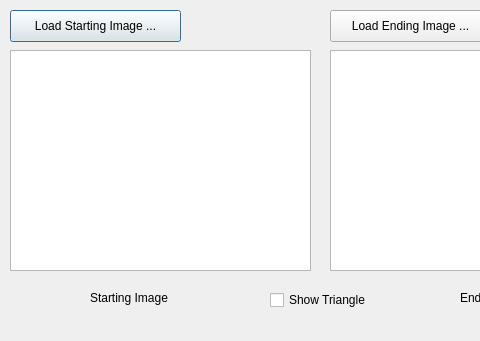
Qt form MorphingGUI.ui (ZhengsenF/ECE364_Image_Morphing) before a commit; both pictures show x 0 to 480 and y 0 to 341 of the 660 by 700 pixel window.
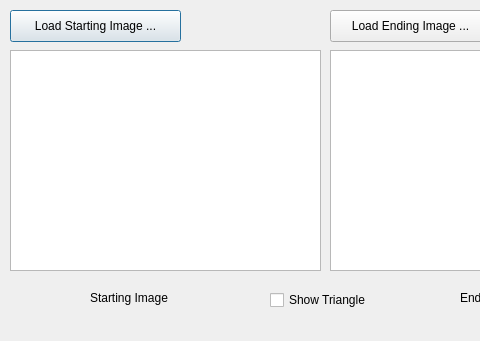
The same form after that commit.

```diff
--- a/MorphingGUI.ui
+++ b/MorphingGUI.ui
@@ -44,7 +44,7 @@
     <rect>
      <x>10</x>
      <y>50</y>
-     <width>301</width>
+     <width>311</width>
      <height>221</height>
     </rect>
    </property>
```
Left out of the diff: 4 changed lines with no effect on the pictures.
